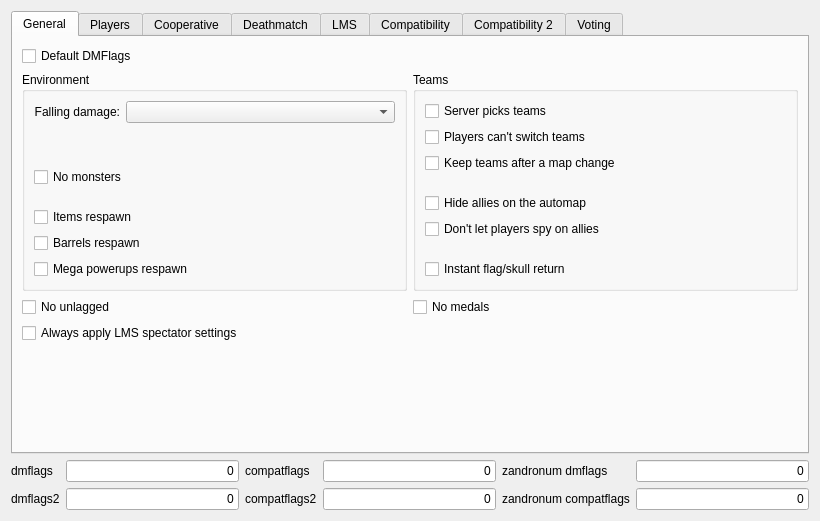
Before: the Qt Designer form src/plugins/zandronum/createserverdialogpages/flagspage.ui in Destroyerrrocket/doomseeker-unofficial, drawn with Qt 5.
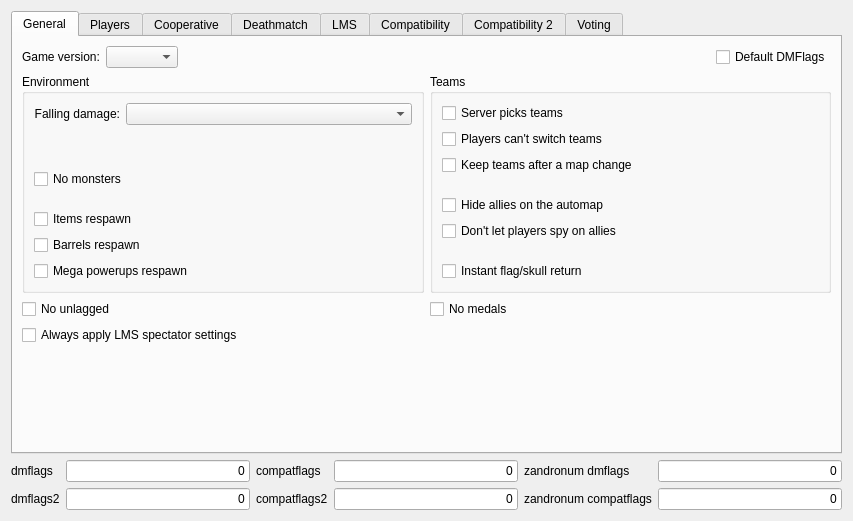
After: the same form once the commit is applied. Custom widgets are drawn as their Qt base class.

Commit message: - Zandronum: support alternating between Zandronum versions 2 and 3 in create game dialog.

Diff of the .ui file:
```diff
--- a/src/plugins/zandronum/createserverdialogpages/flagspage.ui
+++ b/src/plugins/zandronum/createserverdialogpages/flagspage.ui
@@ -6,7 +6,7 @@
    <rect>
     <x>0</x>
     <y>0</y>
-    <width>820</width>
+    <width>853</width>
     <height>476</height>
    </rect>
   </property>
@@ -25,18 +25,59 @@
       </attribute>
       <layout class="QVBoxLayout" name="verticalLayout_6">
        <item>
-        <widget class="QCheckBox" name="cbDefaultDmflags">
-         <property name="toolTip">
-          <string>&lt;!DOCTYPE HTML PUBLIC &quot;-//W3C//DTD HTML 4.0//EN&quot; &quot;http://www.w3.org/TR/REC-html40/strict.dtd&quot;&gt;
+        <widget class="QWidget" name="widget_8" native="true">
+         <layout class="QHBoxLayout" name="horizontalLayout_7">
+          <property name="leftMargin">
+           <number>0</number>
+          </property>
+          <property name="topMargin">
+           <number>0</number>
+          </property>
+          <property name="rightMargin">
+           <number>0</number>
+          </property>
+          <property name="bottomMargin">
+           <number>0</number>
+          </property>
+          <item>
+           <widget class="QLabel" name="label_15">
+            <property name="text">
+             <string>Game version:</string>
+            </property>
+           </widget>
+          </item>
+          <item>
+           <widget class="QComboBox" name="cboGameVersion"/>
+          </item>
+          <item>
+           <spacer name="horizontalSpacer">
+            <property name="orientation">
+             <enum>Qt::Horizontal</enum>
+            </property>
+            <property name="sizeHint" stdset="0">
+             <size>
+              <width>40</width>
+              <height>20</height>
+             </size>
+            </property>
+           </spacer>
+          </item>
+          <item>
+           <widget class="QCheckBox" name="cbDefaultDmflags">
+            <property name="toolTip">
+             <string>&lt;!DOCTYPE HTML PUBLIC &quot;-//W3C//DTD HTML 4.0//EN&quot; &quot;http://www.w3.org/TR/REC-html40/strict.dtd&quot;&gt;
 &lt;html&gt;&lt;head&gt;&lt;meta name=&quot;qrichtext&quot; content=&quot;1&quot; /&gt;&lt;style type=&quot;text/css&quot;&gt;
 p, li { white-space: pre-wrap; }
 &lt;/style&gt;&lt;/head&gt;&lt;body style=&quot; font-family:'MS Shell Dlg 2'; font-size:8.25pt; font-weight:400; font-style:normal;&quot;&gt;
 &lt;p style=&quot; margin-top:0px; margin-bottom:0px; margin-left:0px; margin-right:0px; -qt-block-indent:0; text-indent:0px;&quot;&gt;&lt;span style=&quot; font-size:8pt;&quot;&gt;If this is checked then Zandronum may override some of the settings selected here.&lt;/span&gt;&lt;/p&gt;
 &lt;p style=&quot; margin-top:0px; margin-bottom:0px; margin-left:0px; margin-right:0px; -qt-block-indent:0; text-indent:0px;&quot;&gt;&lt;span style=&quot; font-size:8pt;&quot;&gt;(+sv_defaultdmflags)&lt;/span&gt;&lt;/p&gt;&lt;/body&gt;&lt;/html&gt;</string>
-         </property>
-         <property name="text">
-          <string>Default DMFlags</string>
-         </property>
+            </property>
+            <property name="text">
+             <string>Default DMFlags</string>
+            </property>
+           </widget>
+          </item>
+         </layout>
         </widget>
        </item>
        <item>
@@ -1824,7 +1865,7 @@
       </widget>
      </item>
      <item row="1" column="2">
-      <widget class="QLabel" name="label_15">
+      <widget class="QLabel" name="lblCompatflags2">
        <property name="text">
         <string>compatflags2</string>
        </property>
```
Left out of the diff: 172 changed lines with no effect on the pictures. The commit also changes 9 other files.
